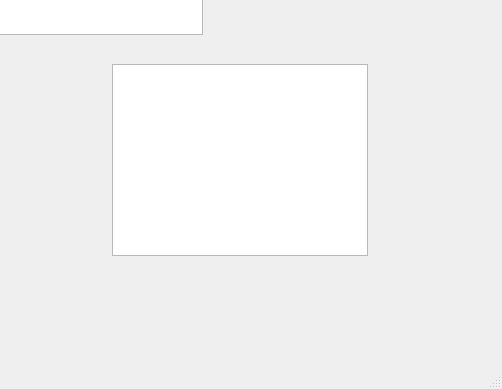
Before: the Qt Designer form TesteQtGraphics/GraphicsTest/mainwindow.ui in asdomingues/SimuladorMIPS, drawn with Qt 5; both pictures show x 698 to 1200 and y 262 to 651 of the 1200 by 651 pixel window.
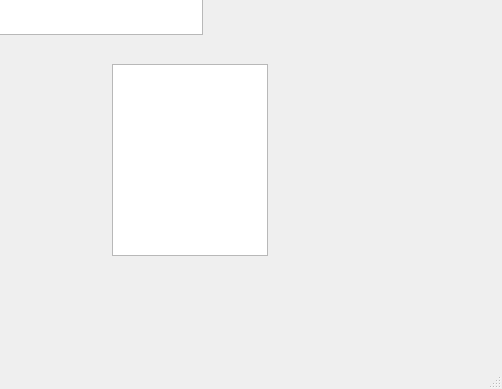
After: the same form once the commit is applied.

The edit to the form file:
```diff
--- a/TesteQtGraphics/GraphicsTest/mainwindow.ui
+++ b/TesteQtGraphics/GraphicsTest/mainwindow.ui
@@ -333,7 +333,7 @@
      <rect>
       <x>810</x>
       <y>290</y>
-      <width>256</width>
+      <width>156</width>
       <height>192</height>
      </rect>
     </property>
```
